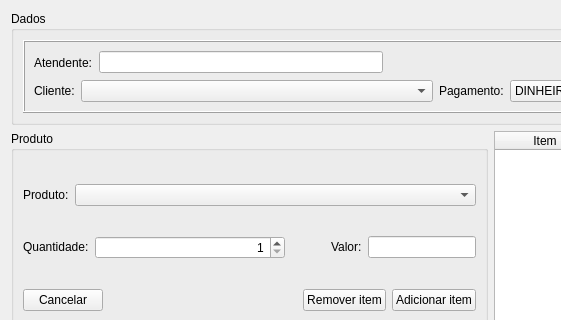
Old version of the form view/venda_pg.ui in the repository Gusrrocha/Sistema-para-livraria; both pictures show x 0 to 561 and y 0 to 320 of the 895 by 533 pixel window.
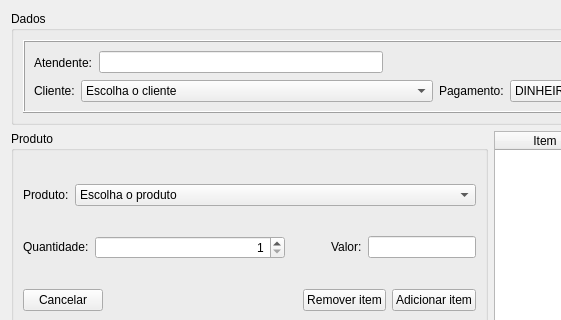
New version of the form.

Commit message: Venda - Restrições

```diff
--- a/view/venda_pg.ui
+++ b/view/venda_pg.ui
@@ -103,7 +103,13 @@
             </widget>
            </item>
            <item>
-            <widget class="QComboBox" name="cliente_comboBox"/>
+            <widget class="QComboBox" name="cliente_comboBox">
+             <item>
+              <property name="text">
+               <string>Escolha o cliente</string>
+              </property>
+             </item>
+            </widget>
            </item>
            <item>
             <widget class="QLabel" name="label">
@@ -166,7 +172,13 @@
              </widget>
             </item>
             <item>
-             <widget class="QComboBox" name="produto_comboBox"/>
+             <widget class="QComboBox" name="produto_comboBox">
+              <item>
+               <property name="text">
+                <string>Escolha o produto</string>
+               </property>
+              </item>
+             </widget>
             </item>
            </layout>
           </item>
```
Left out of the diff: 2 changed lines with no effect on the pictures. The commit also changes 4 other files.
